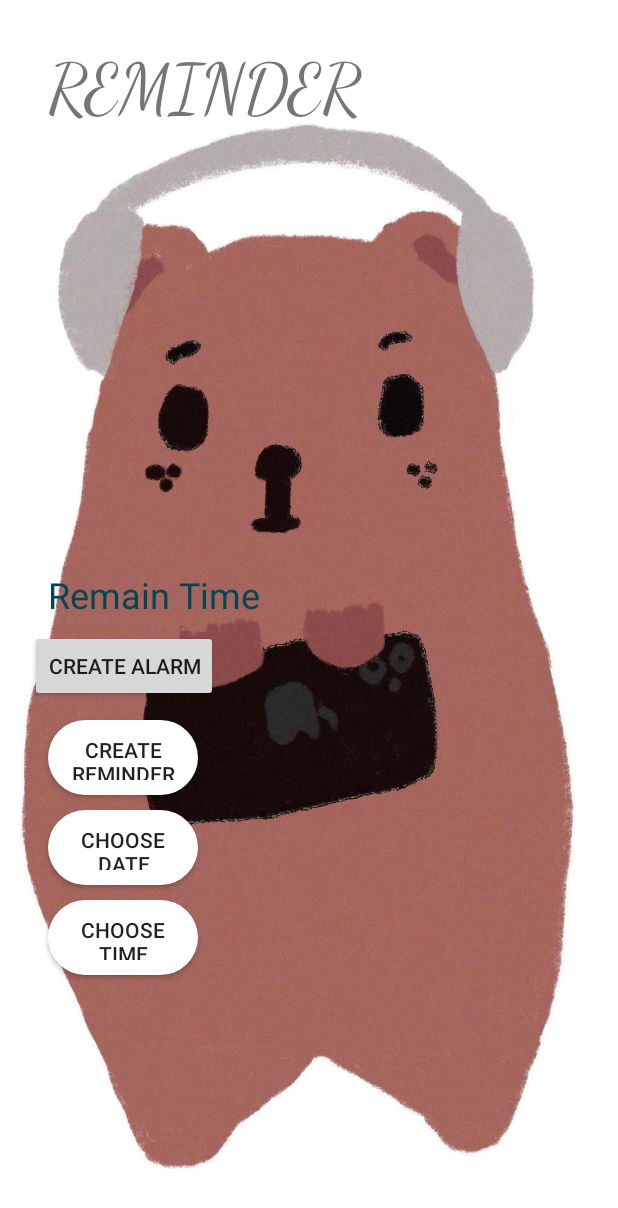
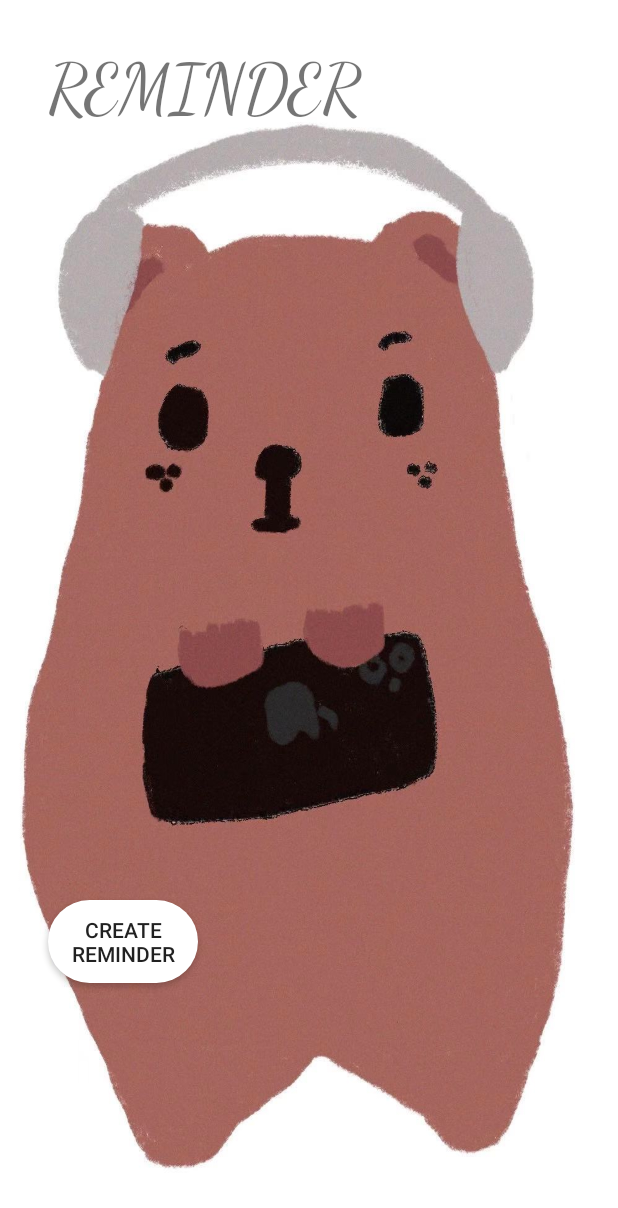
Before and after one commit to CharlesDaiii/DRY, an Android app: the screen it shows after launch (MainActivity), on a phone screen of 412 x 824 dp. Shown: the top 1208 px of the screen. Run offline under Robolectric (Android 15) with nearby library versions, the phone set to English and light mode, and no system bars.

Commit message:
Yutong, Dec 3nd, the new view.

```diff
--- a/app/src/main/java/com/example/myapplication/MainActivity.java
+++ b/app/src/main/java/com/example/myapplication/MainActivity.java
@@ -48,6 +48,7 @@ public class MainActivity extends AppCompatActivity {
     private int mMinute;
     private int mSeconds;
     private LinearLayout oneReminder;
+    private String category;
     /**------------------------------------------**/
 
 
@@ -55,9 +56,13 @@ public class MainActivity extends AppCompatActivity {
     protected void onCreate(Bundle savedInstanceState) {
         super.onCreate(savedInstanceState);
         setContentView(R.layout.activity_main);
+
+
         /**--------------初始化-----------------------**/
+        Intent intent = getIntent();
+        category = intent.getStringExtra("category");
         Button newReminder = findViewById(R.id.newReminder);
-        Button chooseDate = findViewById(R.id.chooseDate);
+        //Button chooseDate = findViewById(R.id.chooseDate);
         Button chooseTime = findViewById(R.id.chooseTime);
         /**------------------------------------------**/
 
@@ -67,7 +72,7 @@ public class MainActivity extends AppCompatActivity {
             inputReminder();
         });
 
-
+        /*
         chooseDate.setOnClickListener(v -> {
             chooseDate();
         });
@@ -76,10 +81,9 @@ public class MainActivity extends AppCompatActivity {
         chooseTime.setOnClickListener(v -> {
             chooseTime();
         });
-
-
-        initAlarm();
-        initView();
+        */
+        //initAlarm();
+        //initView();
 
     }
     private void inputReminder() {
@@ -168,6 +172,7 @@ public class MainActivity extends AppCompatActivity {
         pendingIntent = PendingIntent.getBroadcast(this, 110, intent, PendingIntent.FLAG_CANCEL_CURRENT);
 
     }
+    /*
     private void initView() {
         Button alarmBtn = findViewById(R.id.alarmButton);
         alarmBtn.setOnClickListener(new View.OnClickListener() {
@@ -183,7 +188,7 @@ public class MainActivity extends AppCompatActivity {
                 setAlarm(calendar);
             }
         });
-    }
+    }*/
     private void setAlarm(Calendar calendar) {
         Calendar cal = Calendar.getInstance();
         int millisecond = cal.get(Calendar.MILLISECOND);
@@ -198,7 +203,7 @@ public class MainActivity extends AppCompatActivity {
         System.out.println("hour: " + hours);
         long interval = (mSeconds - seconds) + 60 * (mMinute - minutes) + 60 * 60 * (mHour - hours);
         alarmManager.set(AlarmManager.RTC_WAKEUP, calendar.getTimeInMillis(), pendingIntent);
-        alarmTv = findViewById(R.id.alarmTime);
+        //alarmTv = findViewById(R.id.alarmTime);
         alarmTv.setText(new SimpleDateFormat("HH:mm:ss", Locale.US).format(calendar.getTime()));
         Toast.makeText(this, "Done", Toast.LENGTH_SHORT).show();
         System.out.println(interval);
--- a/app/src/main/java/com/example/myapplication/ShowReminder.java
+++ b/app/src/main/java/com/example/myapplication/ShowReminder.java
@@ -84,7 +84,7 @@ public class ShowReminder extends AppCompatActivity {
         priorityGroup.setOnCheckedChangeListener(new RadioGroup.OnCheckedChangeListener() {
             @Override
             public void onCheckedChanged(RadioGroup group, int checkedId) {
-                RadioButton radbtn = (RadioButton) findViewById(checkedId);
+                RadioButton radbtn = findViewById(checkedId);
                 Toast.makeText(getApplicationContext(), "you choose" + radbtn.getText(), Toast.LENGTH_LONG).show();
                 reminder.setCategory(radbtn.getText().toString());
             }
--- a/app/src/main/res/layout/activity_main.xml
+++ b/app/src/main/res/layout/activity_main.xml
@@ -23,59 +23,14 @@
     <Button
         android:id="@+id/newReminder"
         android:layout_width="100dp"
-        android:layout_height="50dp"
+        android:layout_height="55dp"
         android:layout_marginStart="32dp"
-        android:layout_marginTop="480dp"
+        android:layout_marginTop="600dp"
         android:background="@drawable/shape"
         android:text="Create Reminder"
         app:layout_constraintStart_toStartOf="parent"
         app:layout_constraintTop_toTopOf="parent" />
 
-
-    <Button
-        android:id="@+id/chooseDate"
-        android:layout_width="100dp"
-        android:layout_height="50dp"
-        android:layout_marginStart="32dp"
-        android:layout_marginTop="540dp"
-        android:background="@drawable/shape"
-        android:text="Choose Date"
-        app:layout_constraintStart_toStartOf="parent"
-        app:layout_constraintTop_toTopOf="parent" />
-
-    <Button
-        android:background="@drawable/shape"
-        android:id="@+id/chooseTime"
-        android:layout_width="100dp"
-        android:layout_height="50dp"
-        android:layout_marginStart="32dp"
-        android:layout_marginTop="600dp"
-        android:text="CHOOSE TIME"
-        app:layout_constraintStart_toStartOf="parent"
-        app:layout_constraintTop_toTopOf="parent" />
-
-    <Button
-        android:id="@+id/alarmButton"
-        android:layout_width="wrap_content"
-        android:layout_height="wrap_content"
-        android:layout_marginStart="20dp"
-        android:layout_marginTop="420dp"
-        android:text="Create Alarm"
-        app:layout_constraintStart_toStartOf="parent"
-        app:layout_constraintTop_toTopOf="parent" />
-
-    <TextView
-        android:id="@+id/alarmTime"
-        android:layout_width="wrap_content"
-        android:layout_height="wrap_content"
-        android:layout_marginStart="32dp"
-        android:layout_marginTop="380dp"
-        android:text="Remain Time"
-        android:textColor="#004753"
-        android:textColorHint="#009B3030"
-        android:textSize="24sp"
-        app:layout_constraintStart_toStartOf="parent"
-        app:layout_constraintTop_toTopOf="parent" />
 
     <LinearLayout
         android:id="@+id/toDoList"
```
Also changed, not shown: app/src/main/AndroidManifest.xml (+8 -1 lines), app/src/main/java/com/example/myapplication/Menu.java (+10 -10 lines), app/src/main/res/layout/reminder_detail.xml (+53 -32 lines).
